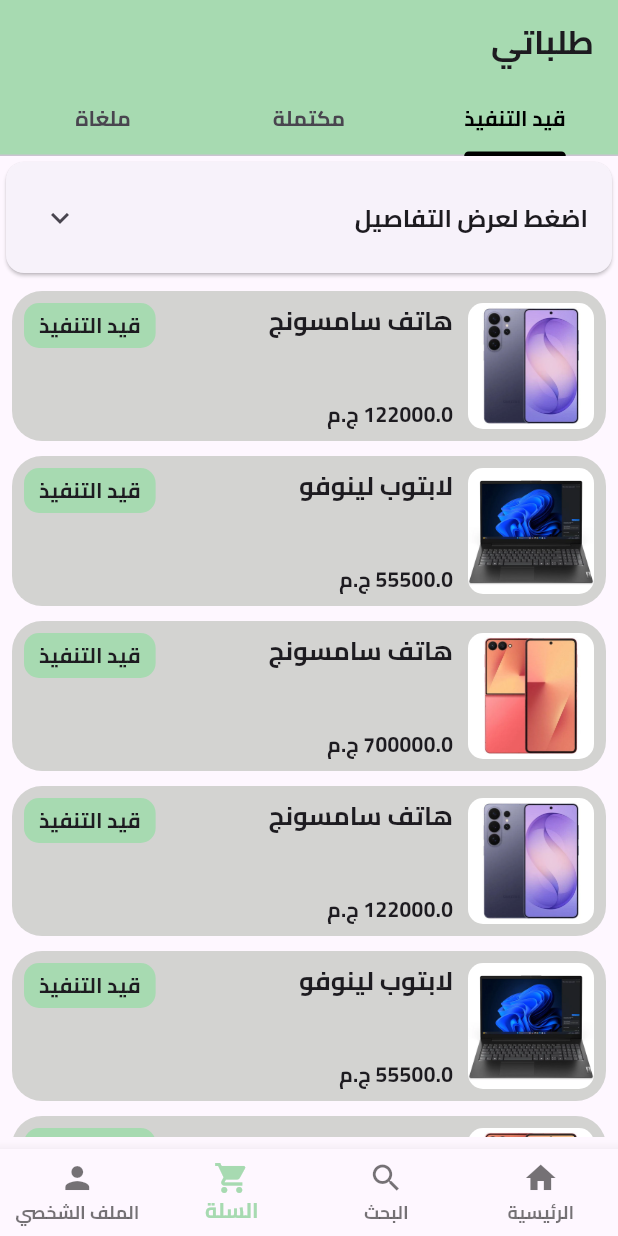
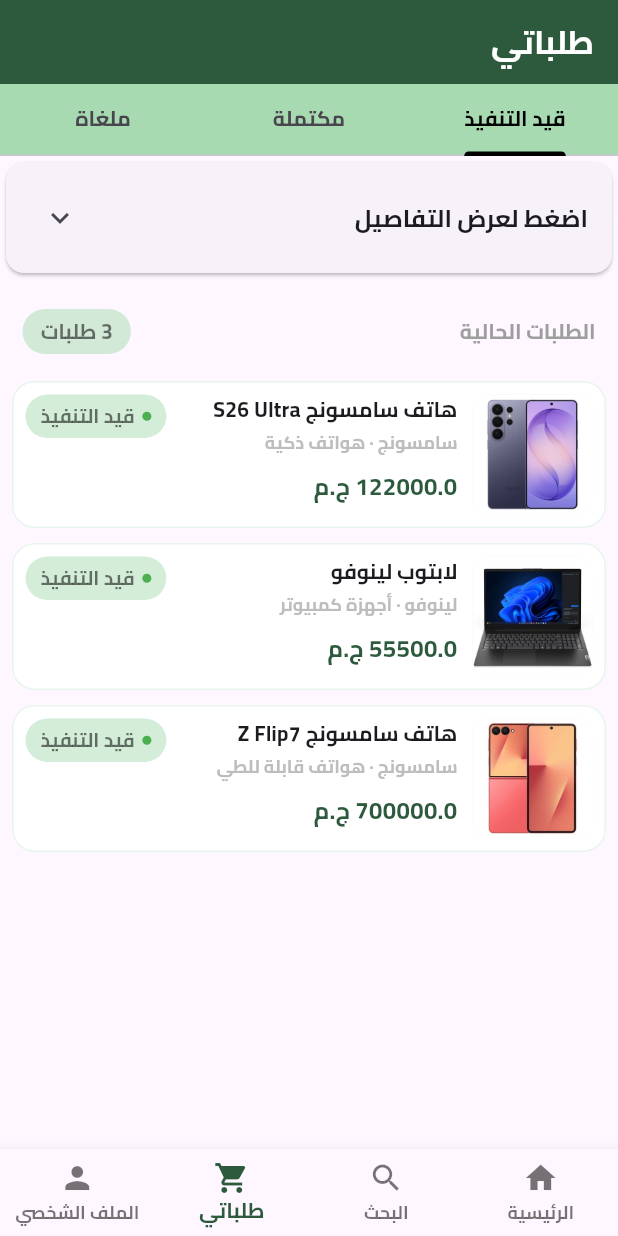
Before and after one commit to mohamedgomaa20/al_masar_day_8, a Flutter app: the screen it shows after launch, item 3 of the bottom bar chosen, on a phone screen of 412 x 824 dp. Run offline on Flutter 3.47's test engine with Material 3 defaults, Android fonts, the phone set to English and light mode, and no system bars; our stand-ins replace font_awesome_flutter.

Commit message:
Refactor the cart feature by introducing `CartItemModel`, updating `CartItem` styling, and switching to `ListView.builder` for performance.
- Create `CartItemModel` to centralize cart data and provide a static list of items.
- Refactor `CartItem` to accept a `CartItemModel` and update its UI with a bordered design, better image handling, and improved text layouts.
- Update `UnderProgressWidget` to use `ListView.builder` with `CartItemModel.cartItems` instead of a hardcoded column.
- Enhance `CartScreen` UI with a dynamic item counter and improved spacing.
- Update `LayoutScreen` styling by integrating `AppColors` and renaming the "Cart" tab label to "My Orders" (طلباتي).

```diff
--- /dev/null
+++ b/lib/core/models/cart_model.dart
@@ -0,0 +1,39 @@
+class CartItemModel {
+  final String title;
+  final String subtitle;
+  final String image;
+  final String status;
+  final double price;
+
+  CartItemModel({
+    required this.title,
+    required this.subtitle,
+    required this.image,
+    required this.status,
+    required this.price,
+  });
+
+  static final List<CartItemModel> cartItems = [
+    CartItemModel(
+      title: "هاتف سامسونج S26 Ultra",
+      subtitle: "سامسونج · هواتف ذكية",
+      image: "assets/images/Samsung-Galaxy-S26-Ultra-5G.webp",
+      price: 122000,
+      status: "قيد التنفيذ",
+    ),
+    CartItemModel(
+      title: "لابتوب لينوفو",
+      subtitle: "لينوفو · أجهزة كمبيوتر",
+      image: "assets/images/laptop_2.webp",
+      price: 55500,
+      status: "قيد التنفيذ",
+    ),
+    CartItemModel(
+      title: "هاتف سامسونج Z Flip7",
+      subtitle: "سامسونج · هواتف قابلة للطي",
+      image: "assets/images/Samsung-Galaxy-Z-Flip7.webp",
+      price: 700000,
+      status: "قيد التنفيذ",
+    ),
+  ];
+}
--- a/lib/features/cart/cart_item.dart
+++ b/lib/features/cart/cart_item.dart
@@ -1,28 +1,21 @@
+import 'package:al_masar_day_8/core/app_colors.dart';
+import 'package:al_masar_day_8/core/models/cart_model.dart';
 import 'package:flutter/material.dart';
 
 class CartItem extends StatelessWidget {
-  const CartItem({
-    super.key,
-    required this.title,
-    required this.price,
-    required this.image,
-    required this.status,
-  });
+  const CartItem({super.key, required this.cartItem});
 
-  final String title;
-  final double price;
-  final String image;
-  final String status;
+  final CartItemModel cartItem;
 
   @override
   Widget build(BuildContext context) {
     return Container(
       width: .infinity,
-      height: 100,
       margin: EdgeInsets.only(bottom: 10),
       decoration: BoxDecoration(
-        borderRadius: .circular(20),
-        color: Color(0xffd3d3d1),
+        borderRadius: .circular(15),
+        border: Border.all(color: AppColors.primaryColorLight),
+        color: Colors.white,
       ),
 
       child: Padding(
@@ -32,26 +25,69 @@
           children: [
             ClipRRect(
               borderRadius: BorderRadius.circular(10),
-              child: Image.asset(image),
+              child: Container(
+                width: 80,
+                height: 80,
+                color: AppColors.primaryColorLight,
+                child: Image.asset(
+                  cartItem.image,
+                  fit: .contain,
+                  errorBuilder: (context, error, stackTrace) => Center(
+                    child: Icon(
+                      Icons.image_not_supported_outlined,
+                      color: AppColors.primaryColor,
+                    ),
+                  ),
+                ),
+              ),
             ),
             SizedBox(width: 10),
-            Column(
-              mainAxisAlignment: .spaceBetween,
-              crossAxisAlignment: .start,
-              children: [
-                Text(title, style: TextStyle(fontSize: 17)),
-                SizedBox(height: 5),
-                Text("$price ج.م"),
-              ],
+            Expanded(
+              child: Column(
+                crossAxisAlignment: .start,
+                children: [
+                  Text(
+                    cartItem.title,
+                    maxLines: 1,
+                    overflow: .ellipsis,
+                    style: TextStyle(fontSize: 14, fontWeight: .bold),
+                  ),
+                  SizedBox(height: 3),
+                  Text(
+                    cartItem.subtitle,
+                    maxLines: 1,
+                    overflow: .ellipsis,
+                    style: TextStyle(fontSize: 12, color: AppColors.gray400),
+                  ),
+                  SizedBox(height: 10),
+                  Text(
+                    "${cartItem.price} ج.م",
+                    style: TextStyle(
+                      fontSize: 16,
+                      fontWeight: .bold,
+                      color: AppColors.primaryColor,
+                    ),
+                  ),
+                ],
+              ),
             ),
-            Spacer(),
+
             Container(
               padding: EdgeInsets.symmetric(horizontal: 10, vertical: 5),
               decoration: BoxDecoration(
-                borderRadius: BorderRadius.circular(10),
-                color: Color(0xffa7dab1),
+                borderRadius: BorderRadius.circular(20),
+                color: Color(0xffa7dab1).withValues(alpha: 0.5),
               ),
-              child: Text(status),
+              child: Row(
+                children: [
+                  CircleAvatar(radius: 3, backgroundColor: Colors.green),
+                  SizedBox(width: 5),
+                  Text(
+                    cartItem.status,
+                    style: TextStyle(color: Colors.black54, fontSize: 13),
+                  ),
+                ],
+              ),
             ),
           ],
         ),
--- a/lib/features/cart/cart_screen.dart
+++ b/lib/features/cart/cart_screen.dart
@@ -1,3 +1,5 @@
+import 'package:al_masar_day_8/core/app_colors.dart';
+import 'package:al_masar_day_8/core/models/cart_model.dart';
 import 'package:al_masar_day_8/features/cart/under_progress_widget.dart';
 import 'package:flutter/material.dart';
 
@@ -22,6 +24,7 @@
               ],
             ),
           ),
+
           Card(
             child: ExpansionTile(
               title: ListTile(
@@ -30,12 +33,34 @@
               ),
               children: [
                 ListTile(title: Text("مجموع الطلبات: 3"), onTap: () {}),
-
-                ListTile(title: Text("مجموع الطلبات: 3"), onTap: () {}),
                 ListTile(title: Text("مجموع الطلبات: 3"), onTap: () {}),
               ],
             ),
-          ),
+          ),   SizedBox(height: 20),
+
+          Padding(
+            padding: const EdgeInsets.symmetric(horizontal: 15.0),
+            child: Row(
+              mainAxisAlignment: .spaceBetween,
+              children: [
+                Text(
+                  "الطلبات الحالية",
+                  style: TextStyle(fontSize: 14, color: AppColors.gray500),
+                ),
+                Container(
+                  padding: EdgeInsets.symmetric(horizontal: 12, vertical: 5),
+                  decoration: BoxDecoration(
+                    borderRadius: BorderRadius.circular(20),
+                    color: Color(0xffa7dab1).withValues(alpha: 0.5),
+                  ),
+                  child: Text(
+                    "${CartItemModel.cartItems.length} طلبات",
+                    style: TextStyle(color: Colors.black54),
+                  ),
+                ),
+              ],
+            ),
+          ),     SizedBox(height: 10),
           Expanded(
             child: TabBarView(
               children: [
--- a/lib/features/cart/under_progress_widget.dart
+++ b/lib/features/cart/under_progress_widget.dart
@@ -1,6 +1,6 @@
+import 'package:al_masar_day_8/core/models/cart_model.dart';
 import 'package:al_masar_day_8/features/cart/cart_item.dart';
 import 'package:flutter/material.dart';
-
 
 class UnderProgressWidget extends StatelessWidget {
   const UnderProgressWidget({super.key});
@@ -10,67 +10,10 @@
     return Padding(
       padding: const EdgeInsets.all(8.0),
 
-      child: SingleChildScrollView(
-        child: Column(
-          children: [
-            CartItem(
-              title: "هاتف سامسونج",
-              image: "assets/images/Samsung-Galaxy-S26-Ultra-5G.webp",
-              price: 122000,
-              status: "قيد التنفيذ",
-            ),
-
-            CartItem(
-              title: "لابتوب لينوفو",
-              image: "assets/images/laptop_2.webp",
-              price: 55500,
-              status: "قيد التنفيذ",
-            ),
-            CartItem(
-              title: "هاتف سامسونج",
-              image: "assets/images/Samsung-Galaxy-Z-Flip7.webp",
-              price: 700000,
-              status: "قيد التنفيذ",
-            ),
-            CartItem(
-              title: "هاتف سامسونج",
-              image: "assets/images/Samsung-Galaxy-S26-Ultra-5G.webp",
-              price: 122000,
-              status: "قيد التنفيذ",
-            ),
-
-            CartItem(
-              title: "لابتوب لينوفو",
-              image: "assets/images/laptop_2.webp",
-              price: 55500,
-              status: "قيد التنفيذ",
-            ),
-            CartItem(
-              title: "هاتف سامسونج",
-              image: "assets/images/Samsung-Galaxy-Z-Flip7.webp",
-              price: 700000,
-              status: "قيد التنفيذ",
-            ), CartItem(
-              title: "هاتف سامسونج",
-              image: "assets/images/Samsung-Galaxy-S26-Ultra-5G.webp",
-              price: 122000,
-              status: "قيد التنفيذ",
-            ),
-
-            CartItem(
-              title: "لابتوب لينوفو",
-              image: "assets/images/laptop_2.webp",
-              price: 55500,
-              status: "قيد التنفيذ",
-            ),
-            CartItem(
-              title: "هاتف سامسونج",
-              image: "assets/images/Samsung-Galaxy-Z-Flip7.webp",
-              price: 700000,
-              status: "قيد التنفيذ",
-            ),
-          ],
-        ),
+      child: ListView.builder(
+        itemCount: CartItemModel.cartItems.length,
+        itemBuilder: (context, index) =>
+            CartItem(cartItem: CartItemModel.cartItems[index]),
       ),
     );
   }
--- a/lib/features/layout_screen.dart
+++ b/lib/features/layout_screen.dart
@@ -1,3 +1,4 @@
+import 'package:al_masar_day_8/core/app_colors.dart';
 import 'package:al_masar_day_8/features/profile/profile_screen.dart';
 import 'package:al_masar_day_8/features/search/search_screen.dart';
 import 'package:flutter/material.dart';
@@ -28,7 +29,8 @@
     return Scaffold(
       appBar: AppBar(
         title: Text(_titles[_currentIndex]),
-        backgroundColor: Color(0xffa7dab1),
+        backgroundColor: AppColors.primaryColor,
+        foregroundColor: AppColors.white,
         actions: [
           if (_currentIndex == 0)
             IconButton(onPressed: () {}, icon: Icon(Icons.menu)),
@@ -38,13 +40,13 @@
 
       bottomNavigationBar: BottomNavigationBar(
         type: .fixed,
-        selectedItemColor: Color(0xffa7dab1),
+        selectedItemColor: AppColors.primaryColor,
         items: [
           BottomNavigationBarItem(icon: Icon(Icons.home), label: "الرئيسية"),
           BottomNavigationBarItem(icon: Icon(Icons.search), label: "البحث"),
           BottomNavigationBarItem(
             icon: Icon(Icons.shopping_cart),
-            label: "السلة",
+            label: "طلباتي",
           ),
           BottomNavigationBarItem(
             icon: Icon(Icons.person),
```
